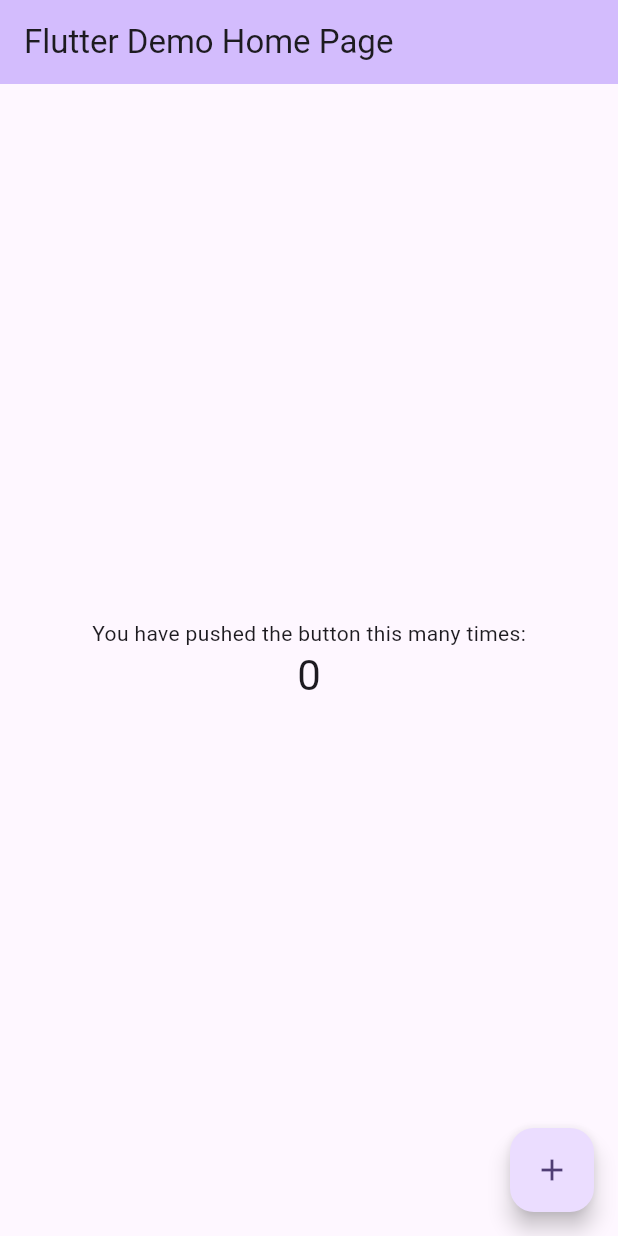
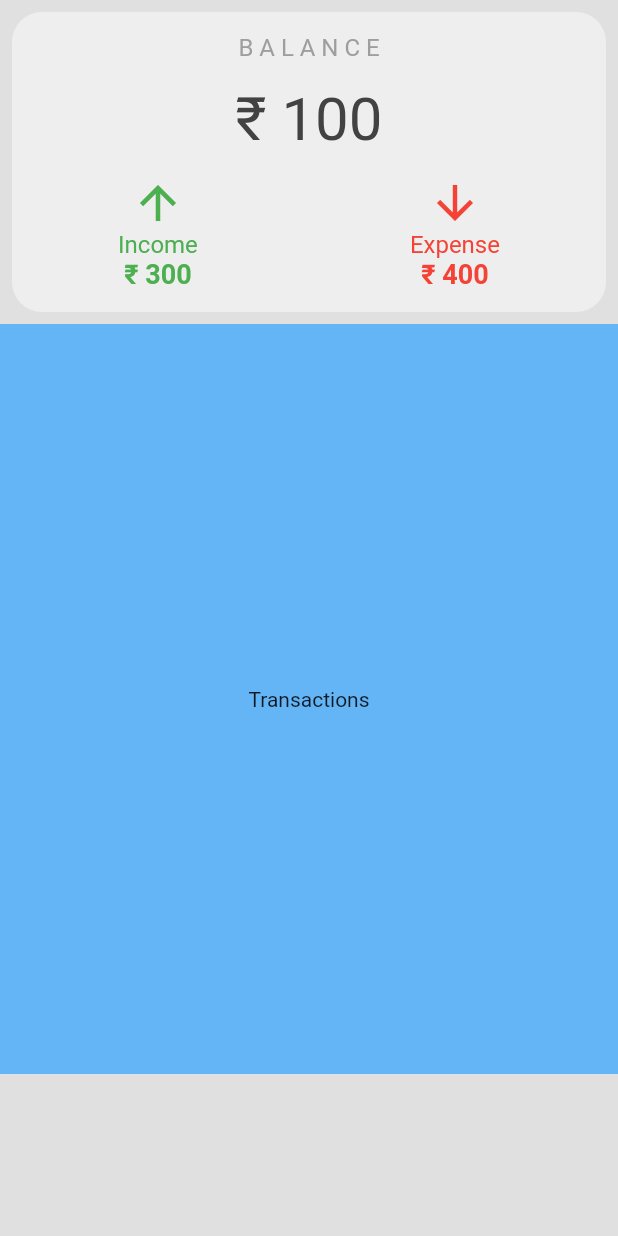
Before and after one commit to Kush-munot/Expense-Tracker-Flutter, a Flutter app: the screen it shows after launch, on a phone screen of 412 x 824 dp. Run offline on Flutter 3.47's test engine with Material 2 defaults, Android fonts, the phone set to English and light mode, and no system bars.

Commit message:
:zap: Top Card Section UI done !!

```diff
--- /dev/null
+++ b/expense_tracker/lib/homepage.dart
@@ -0,0 +1,67 @@
+import 'package:expense_tracker/top_card.dart';
+import 'package:flutter/material.dart';
+
+class HomePage extends StatefulWidget {
+  const HomePage({Key? key}) : super(key: key);
+
+  @override
+  _HomePageState createState() => _HomePageState();
+}
+
+/* class _HomePageState extends State<HomePage> {
+  @override
+  Widget build(BuildContext context) {
+    return Scaffold(
+      backgroundColor: Colors.grey[300],
+      body: Column(
+        children: [
+          TopCard(
+            balance: "₹ 100",
+            income: "₹ 300",
+            expense: "₹ 400",
+          ),
+          Expanded(
+            child: Container(
+              color: Colors.blue[300],
+              child: Center(child: Text("Transactions")),
+            ),
+          ),
+          Container(
+            height: 500,
+            child: Center(
+              child: Text('Button'),
+            ),
+          ),
+        ],
+      ),
+    );
+  }
+}
+ */
+
+class _HomePageState extends State<HomePage> {
+  @override
+  Widget build(BuildContext context) {
+    return Scaffold(
+      backgroundColor: Colors.grey[300],
+      body: ListView(
+        // Use ListView with shrinkWrap
+        shrinkWrap: true,
+        children: [
+          TopCard(balance: "₹ 100", income: "₹ 300", expense: "₹ 400"),
+          Container(
+            height: 500,
+            color: Colors.blue[300],
+            child: Center(child: Text("Transactions")),
+          ),
+          Container(
+            height: 500,
+            child: Center(
+              child: Text('Button'),
+            ),
+          ),
+        ],
+      ),
+    );
+  }
+}
--- a/expense_tracker/lib/main.dart
+++ b/expense_tracker/lib/main.dart
@@ -1,3 +1,4 @@
+import 'package:expense_tracker/homepage.dart';
 import 'package:flutter/material.dart';
 
 void main() {
@@ -10,116 +11,9 @@ class MyApp extends StatelessWidget {
   // This widget is the root of your application.
   @override
   Widget build(BuildContext context) {
-    return MaterialApp(
-      title: 'Flutter Demo',
-      theme: ThemeData(
-        // This is the theme of your application.
-        //
-        // TRY THIS: Try running your application with "flutter run". You'll see
-        // the application has a blue toolbar. Then, without quitting the app,
-        // try changing the seedColor in the colorScheme below to Colors.green
-        // and then invoke "hot reload" (save your changes or press the "hot
-        // reload" button in a Flutter-supported IDE, or press "r" if you used
-        // the command line to start the app).
-        //
-        // Notice that the counter didn't reset back to zero; the application
-        // state is not lost during the reload. To reset the state, use hot
-        // restart instead.
-        //
-        // This works for code too, not just values: Most code changes can be
-        // tested with just a hot reload.
-        colorScheme: ColorScheme.fromSeed(seedColor: Colors.deepPurple),
-        useMaterial3: true,
-      ),
-      home: const MyHomePage(title: 'Flutter Demo Home Page'),
+    return const MaterialApp(
+      debugShowCheckedModeBanner: false,
+      home: HomePage(),
     );
   }
 }
-
-class MyHomePage extends StatefulWidget {
-  const MyHomePage({super.key, required this.title});
-
-  // This widget is the home page of your application. It is stateful, meaning
-  // that it has a State object (defined below) that contains fields that affect
-  // how it looks.
-
-  // This class is the configuration for the state. It holds the values (in this
-  // case the title) provided by the parent (in this case the App widget) and
-  // used by the build method of the State. Fields in a Widget subclass are
-  // always marked "final".
-
-  final String title;
-
-  @override
-  State<MyHomePage> createState() => _MyHomePageState();
-}
-
-class _MyHomePageState extends State<MyHomePage> {
-  int _counter = 0;
-
-  void _incrementCounter() {
-    setState(() {
-      // This call to setState tells the Flutter framework that something has
-      // changed in this State, which causes it to rerun the build method below
-      // so that the display can reflect the updated values. If we changed
-      // _counter without calling setState(), then the build method would not be
-      // called again, and so nothing would appear to happen.
-      _counter++;
-    });
-  }
-
-  @override
-  Widget build(BuildContext context) {
-    // This method is rerun every time setState is called, for instance as done
-    // by the _incrementCounter method above.
-    //
-    // The Flutter framework has been optimized to make rerunning build methods
-    // fast, so that you can just rebuild anything that needs updating rather
-    // than having to individually change instances of widgets.
-    return Scaffold(
-      appBar: AppBar(
-        // TRY THIS: Try changing the color here to a specific color (to
-        // Colors.amber, perhaps?) and trigger a hot reload to see the AppBar
-        // change color while the other colors stay the same.
-        backgroundColor: Theme.of(context).colorScheme.inversePrimary,
-        // Here we take the value from the MyHomePage object that was created by
-        // the App.build method, and use it to set our appbar title.
-        title: Text(widget.title),
-      ),
-      body: Center(
-        // Center is a layout widget. It takes a single child and positions it
-        // in the middle of the parent.
-        child: Column(
-          // Column is also a layout widget. It takes a list of children and
-          // arranges them vertically. By default, it sizes itself to fit its
-          // children horizontally, and tries to be as tall as its parent.
-          //
-          // Column has various properties to control how it sizes itself and
-          // how it positions its children. Here we use mainAxisAlignment to
-          // center the children vertically; the main axis here is the vertical
-          // axis because Columns are vertical (the cross axis would be
-          // horizontal).
-          //
-          // TRY THIS: Invoke "debug painting" (choose the "Toggle Debug Paint"
-          // action in the IDE, or press "p" in the console), to see the
-          // wireframe for each widget.
-          mainAxisAlignment: MainAxisAlignment.center,
-          children: <Widget>[
-            const Text(
-              'You have pushed the button this many times:',
-            ),
-            Text(
-              '$_counter',
-              style: Theme.of(context).textTheme.headlineMedium,
-            ),
-          ],
-        ),
-      ),
-      floatingActionButton: FloatingActionButton(
-        onPressed: _incrementCounter,
-        tooltip: 'Increment',
-        child: const Icon(Icons.add),
-      ), // This trailing comma makes auto-formatting nicer for build methods.
-    );
-  }
-}
--- /dev/null
+++ b/expense_tracker/lib/top_card.dart
@@ -0,0 +1,68 @@
+import 'package:flutter/material.dart';
+
+class TopCard extends StatelessWidget {
+  final String balance;
+  final String income;
+  final String expense;
+  const TopCard(
+      {Key? key,
+      required this.balance,
+      required this.expense,
+      required this.income})
+      : super(key: key);
+
+  @override
+  Widget build(BuildContext context) {
+    return Padding(
+      padding: const EdgeInsets.all(8.0),
+      child: Container(
+        decoration: BoxDecoration(
+          borderRadius: BorderRadius.circular(
+              20), // Adjust the radius to control corner roundness
+          color: Colors.grey[200],
+        ),
+        height: 200,
+        child: Column(
+          mainAxisAlignment: MainAxisAlignment.spaceEvenly,
+          children: [
+            Text("B A L A N C E",
+                style: TextStyle(color: Colors.grey[500], fontSize: 16)),
+            Text(balance,
+                style: TextStyle(color: Colors.grey[800], fontSize: 40)),
+            Row(
+              mainAxisAlignment: MainAxisAlignment.spaceAround,
+              children: [
+                Column(
+                  children: [
+                    Icon(Icons.arrow_upward,
+                        color: Colors.green, size: 36), // Adjust the size here
+                    Text('Income',
+                        style: TextStyle(color: Colors.green, fontSize: 16)),
+                    Text(income,
+                        style: TextStyle(
+                            color: Colors.green,
+                            fontWeight: FontWeight.w700,
+                            fontSize: 18)),
+                  ],
+                ),
+                Column(
+                  children: [
+                    Icon(Icons.arrow_downward,
+                        color: Colors.red, size: 36), // Adjust the size here
+                    Text('Expense',
+                        style: TextStyle(color: Colors.red, fontSize: 16)),
+                    Text(expense,
+                        style: TextStyle(
+                            color: Colors.red,
+                            fontWeight: FontWeight.w700,
+                            fontSize: 18)),
+                  ],
+                ),
+              ],
+            )
+          ],
+        ),
+      ),
+    );
+  }
+}
--- a/expense_tracker/pubspec.yaml
+++ b/expense_tracker/pubspec.yaml
@@ -39,6 +39,7 @@ dependencies:
 dev_dependencies:
   flutter_test:
     sdk: flutter
+
 
   # The "flutter_lints" package below contains a set of recommended lints to
   # encourage good coding practices. The lint set provided by the package is
```
Also changed, not shown: expense_tracker/lib/google_sheets_api.dart (added), 1 other file.
